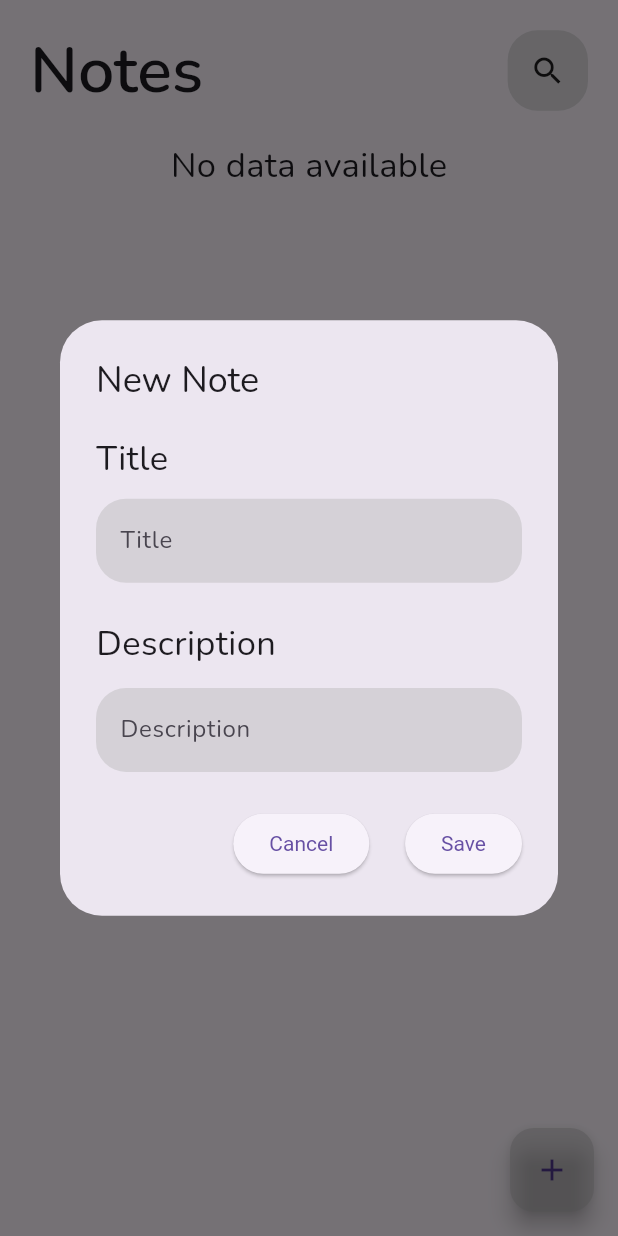
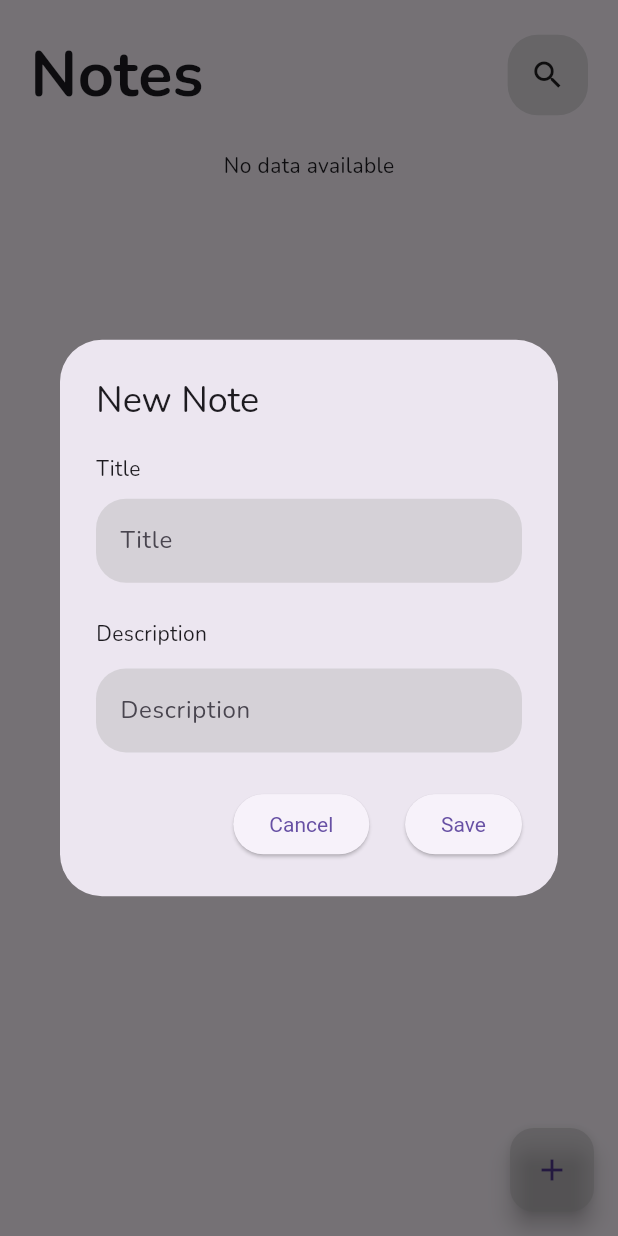
Before and after one commit to arunbabuvn/Notes, a Flutter app: the screen it shows after launch, after a tap on the "add" icon, on a phone screen of 412 x 824 dp. Run offline on Flutter 3.47's test engine with Material 3 defaults, Android fonts, the phone set to English and light mode, and no system bars; our stand-ins replace cloud_firestore, firebase_core, gap, go_router, google_fonts, logger; accounts and stored records are empty.

Commit message:
minor changes

```diff
--- a/lib/router.dart
+++ b/lib/router.dart
@@ -21,10 +21,13 @@ final appRouter = GoRouter(
           },
         ),
         GoRoute(
-            path: "note",
+            path: "note/:title, :description",
             name: "note",
             builder: (context, state) {
-              return const NoteRoute();
+              return NoteRoute(
+                title: state.pathParameters['title']!,
+                description: state.pathParameters['description']!,
+              );
             }),
       ],
     ),
--- a/lib/routes/home_route.dart
+++ b/lib/routes/home_route.dart
@@ -4,6 +4,7 @@ import 'package:gap/gap.dart';
 import 'package:go_router/go_router.dart';
 import 'package:logger/logger.dart';
 import 'package:notes/services/firestore_service.dart';
+import 'package:notes/themes/text_theme.dart';
 import 'package:notes/widgets/dialog_box.dart';
 import 'package:notes/widgets/note_container.dart';
 
@@ -45,12 +46,7 @@ class _HomeRouteState extends State<HomeRoute> {
               Row(
                 mainAxisAlignment: MainAxisAlignment.spaceBetween,
                 children: [
-                  Text(
-                    "Notes",
-                    style: Theme.of(context).textTheme.headlineLarge!.copyWith(
-                          fontWeight: FontWeight.w600,
-                        ),
-                  ),
+                  Text("Notes", style: appbarTextTheme),
                   Hero(
                     tag: "searchTag",
                     child: Material(
@@ -97,7 +93,6 @@ class _HomeRouteState extends State<HomeRoute> {
                         itemCount: docs.length,
                         itemBuilder: (context, index) {
                           final title = docs[index]['title'];
-                          log.d(title);
                           return NotesContainer(
                             title: title,
                           );
--- a/lib/routes/note_route.dart
+++ b/lib/routes/note_route.dart
@@ -3,7 +3,9 @@ import 'package:gap/gap.dart';
 import 'package:go_router/go_router.dart';
 
 class NoteRoute extends StatelessWidget {
-  const NoteRoute({super.key});
+  var title;
+  var description;
+  NoteRoute({super.key, required this.title, required this.description});
 
   @override
   Widget build(BuildContext context) {
--- a/lib/themes/light_theme.dart
+++ b/lib/themes/light_theme.dart
@@ -14,8 +14,4 @@ ThemeData lightTheme = ThemeData(
   floatingActionButtonTheme: const FloatingActionButtonThemeData(
     backgroundColor: Color.fromARGB(103, 179, 179, 179),
   ),
-  textTheme: TextTheme(
-    headlineLarge: GoogleFonts.nunito(fontSize: 43),
-    bodyMedium: GoogleFonts.nunito(fontSize: 23),
-  ),
 );
--- /dev/null
+++ b/lib/themes/text_theme.dart
@@ -0,0 +1,11 @@
+import 'package:flutter/material.dart';
+import 'package:google_fonts/google_fonts.dart';
+
+var appbarTextTheme = GoogleFonts.nunito(
+  fontSize: 42,
+  fontWeight: FontWeight.bold,
+);
+var titleTextTheme = GoogleFonts.nunito(
+  fontSize: 23,
+  fontWeight: FontWeight.bold,
+);
```
Also changed, not shown: lib/widgets/note_container.dart (+9 -6 lines).
